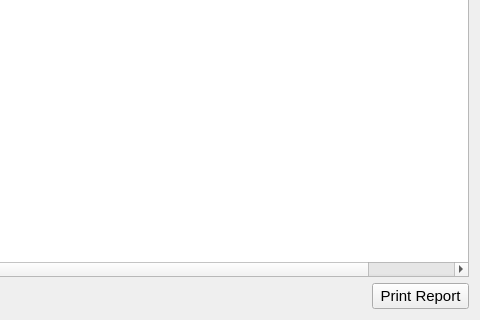
First picture: the form in estorecpp/returnitems.ui, repository Watti/estorecpp, before the edit; both pictures show x 256 to 736 and y 135 to 455 of the 736 by 455 pixel window.
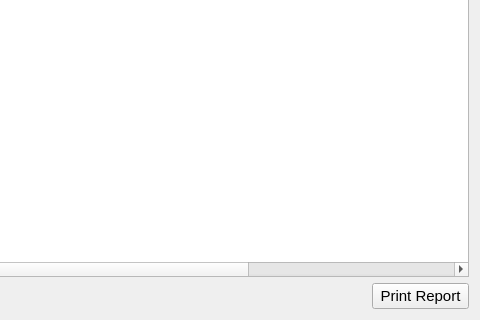
Second picture: the form after the edit.

Commit message: Return qty is editable, validation added if qty is larger than billed qty

What changed in the file:
```diff
--- a/estorecpp/returnitems.ui
+++ b/estorecpp/returnitems.ui
@@ -628,7 +628,7 @@
       </font>
      </property>
      <property name="columnCount">
-      <number>8</number>
+      <number>10</number>
      </property>
      <column/>
      <column/>
@@ -638,6 +638,8 @@
      <column/>
      <column/>
      <column/>
+     <column/>
+     <column/>
     </widget>
    </item>
    <item>
```
Left out of the diff: 6 changed lines with no effect on the pictures. The commit also changes 2 other files.
